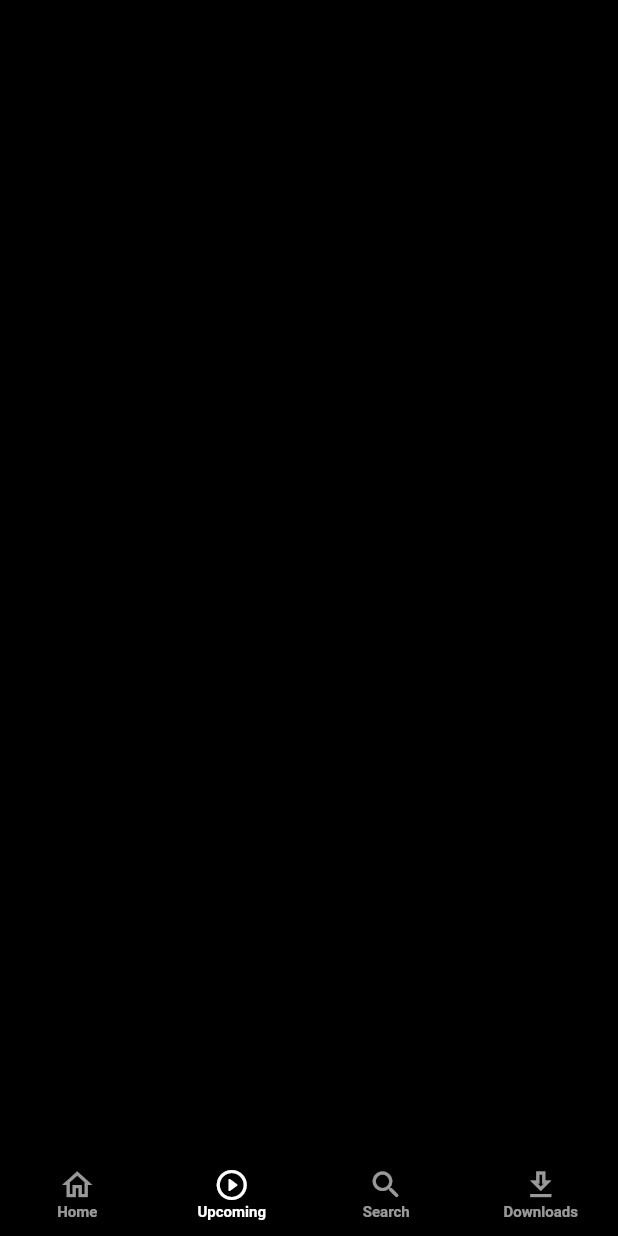
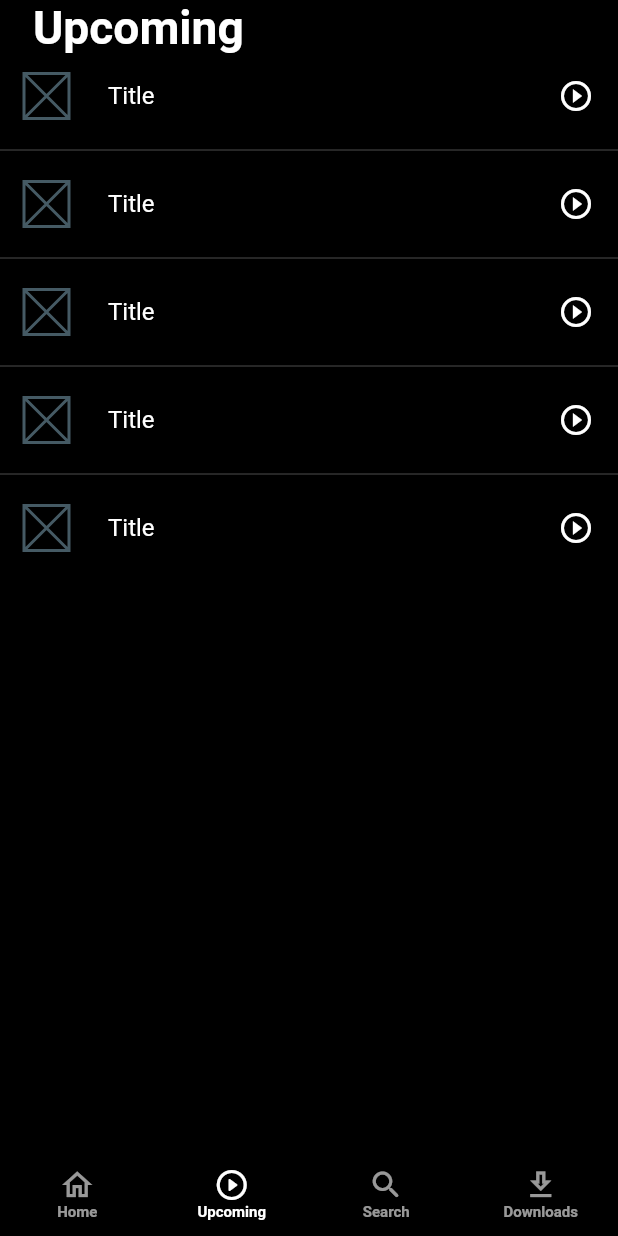
Before and after one commit to cr34t1ve/netflix_clone, a Flutter app: the screen it shows after launch, item 2 of the bottom bar chosen, on a phone screen of 412 x 824 dp. Run offline on Flutter 3.47's test engine with Material 2 defaults, Android fonts, the phone set to English and light mode, and no system bars; our stand-ins replace flutter_svg; Roboto replaces fonts that are missing (Manrope).

Commit message:
upcoming page initialised

```diff
--- a/lib/screens/upcoming.dart
+++ b/lib/screens/upcoming.dart
@@ -1,4 +1,5 @@
 import 'package:flutter/material.dart';
+import 'package:netflix_clone/size_config.dart';
 
 class Upcoming extends StatefulWidget {
   const Upcoming({Key? key}) : super(key: key);
@@ -10,6 +11,48 @@ class Upcoming extends StatefulWidget {
 class _UpcomingState extends State<Upcoming> {
   @override
   Widget build(BuildContext context) {
-    return Scaffold();
+    return Scaffold(
+      body: ListView(
+        shrinkWrap: true,
+        children: [
+          Row(
+            mainAxisAlignment: MainAxisAlignment.start,
+            children: [
+              SizedBox(
+                width: getProportionateScreenWidth(20.0),
+              ),
+              Text(
+                'Upcoming',
+                style: TextStyle(
+                    fontSize: getProportionateScreenWidth(28),
+                    fontWeight: FontWeight.bold,
+                    color: Colors.white),
+              )
+            ],
+          ),
+          ListView.separated(
+              shrinkWrap: true,
+              physics: NeverScrollableScrollPhysics(),
+              itemBuilder: (context, index) {
+                return ListTile(
+                  leading: Container(
+                      height: 30.0, width: 30.0, child: Placeholder()),
+                  title: Text(
+                    'Title',
+                    style: TextStyle(color: Colors.white),
+                  ),
+                  trailing: Icon(
+                    Icons.play_circle_outline_outlined,
+                    color: Colors.white,
+                  ),
+                );
+              },
+              separatorBuilder: (context, index) {
+                return Divider(color: Colors.white.withOpacity(0.3));
+              },
+              itemCount: 5)
+        ],
+      ),
+    );
   }
 }
```
